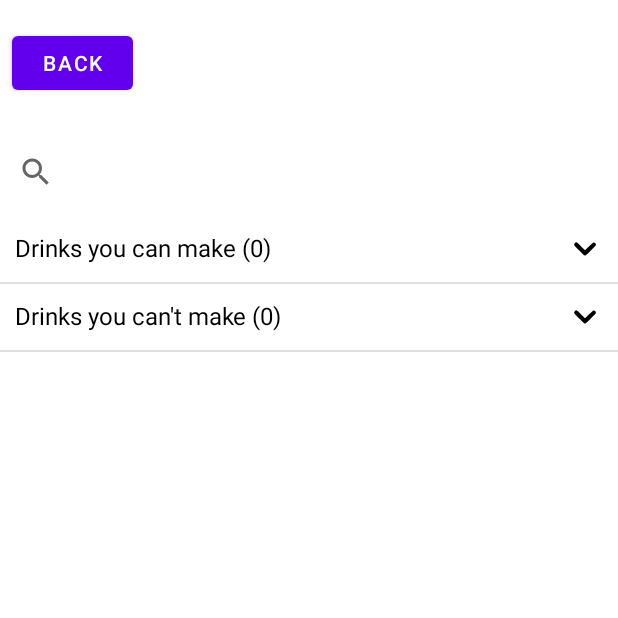
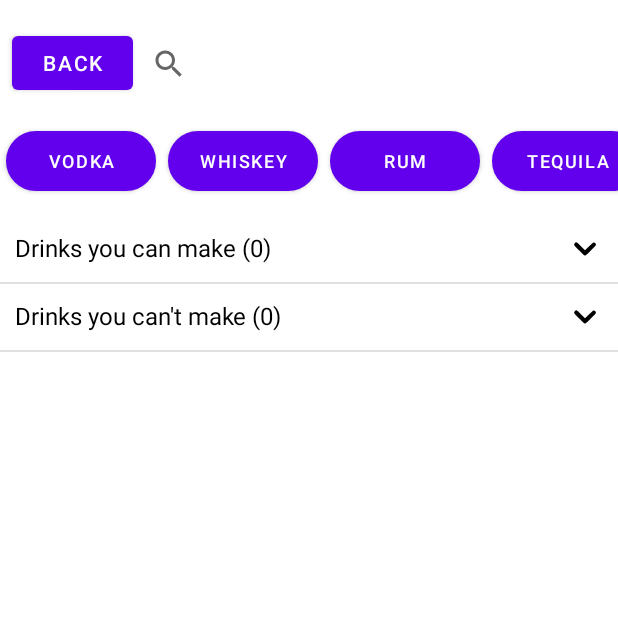
Before and after one commit to noahsb1/Bar-Tender, an Android app: the Inventory screen opened directly, with no data from a screen before it, after a tap on "WHAT CAN I MAKE?", on a phone screen of 412 x 824 dp, the top half of it. Run offline under Robolectric (Android 15) with nearby library versions, the phone set to English and light mode, and no system bars; network calls fail; 17 statements that could not run were skipped.

Commit message:
filter buttons added

```diff
--- a/app/src/main/java/Objects/RowType.java
+++ b/app/src/main/java/Objects/RowType.java
@@ -1,7 +1,7 @@
 package Objects;
 
 public interface RowType {
-    int parentView = 0;
+    int filterBox = 0;
     int normalTextBox = 1;
     int cardView = 2;
     int checkBox = 3;
--- a/app/src/main/java/Screens/DrinkSelect.java
+++ b/app/src/main/java/Screens/DrinkSelect.java
@@ -15,12 +15,14 @@ import androidx.recyclerview.widget.LinearLayoutManager;
 import androidx.recyclerview.widget.RecyclerView;
 import com.example.bartender.R;
 
+import javax.crypto.AEADBadTagException;
 import java.util.ArrayList;
 
 public class DrinkSelect extends AppCompatActivity {
     private ArrayList<MixedDrink> mixedDrinks;
     private ArrayList<String> liquorsInInventoryAsList;
     private ArrayList<String> subcategoriesOfLiquorsInInventoryAsList;
+    private ArrayList<String> categories;
     private ExpandableListView expandableListView;
     private SecondLevelAdapter secondLevelAdapter;
 
@@ -33,9 +35,11 @@ public class DrinkSelect extends AppCompatActivity {
         Button backButton = findViewById(R.id.backButton3);
         SearchView searchView = findViewById(R.id.searchBar);
 
+
         mixedDrinks = (ArrayList<MixedDrink>) extras.get("mixedDrinks");
         liquorsInInventoryAsList = (ArrayList<String>) extras.get("inventoryList");
         subcategoriesOfLiquorsInInventoryAsList = (ArrayList<String>) extras.get("categoryList");
+        categories = (ArrayList<String>) extras.get("categories");
         ArrayList<Integer> rowTypes = new ArrayList<>();
         for (int i = 0; i < mixedDrinks.size(); i++) {
             rowTypes.add(i, 2);
@@ -55,6 +59,7 @@ public class DrinkSelect extends AppCompatActivity {
         });
 
         setUpAdapter();
+        setUpRecycler();
 
         // Define action on back button press
         backButton.setOnClickListener(view -> {
@@ -133,4 +138,24 @@ public class DrinkSelect extends AppCompatActivity {
 
         return mixedDrinks;
     }
+
+    private void setUpRecycler() {
+        RecyclerView recyclerView = findViewById(R.id.filterRecyclerView);
+        LinearLayoutManager mLayoutManager = new LinearLayoutManager(this, LinearLayoutManager.HORIZONTAL, false );
+        recyclerView.setLayoutManager(mLayoutManager);
+
+        ArrayList<String> filters = new ArrayList<>();
+        filters.add("Vodka");
+        filters.add("Whiskey");
+        filters.add("Rum");
+        filters.add("Tequila");
+        filters.add("Liqueur");
+        ArrayList<Integer> rowTypes = new ArrayList<>();
+        for (int j = 0; j < filters.size(); j++) {
+            rowTypes.add(0);
+        }
+
+        BaseRecycleViewAdapter adapter = new BaseRecycleViewAdapter(filters, rowTypes, this);
+        recyclerView.setAdapter(adapter);
+    }
 }
--- a/app/src/main/java/Screens/Inventory.java
+++ b/app/src/main/java/Screens/Inventory.java
@@ -5,7 +5,12 @@ import Utilities.Adapters.ThreeLevelListAdapter;
 import Utilities.GitAccess;
 import Utilities.InternalMemory;
 import Utilities.SetToArrayList;
+import android.annotation.SuppressLint;
 import android.content.Intent;
+import android.content.res.Resources;
+import android.graphics.Bitmap;
+import android.graphics.drawable.BitmapDrawable;
+import android.graphics.drawable.Drawable;
 import android.os.AsyncTask;
 import android.widget.Button;
 import android.widget.ExpandableListView;
@@ -14,6 +19,7 @@ import android.os.Bundle;
 import com.example.bartender.R;
 import android.util.Base64;
 
+import java.io.ByteArrayOutputStream;
 import java.io.IOException;
 import java.util.*;
 
@@ -83,6 +89,7 @@ public class Inventory extends AppCompatActivity {
             intent.putExtra("mixedDrinks", mixedDrinks);
             intent.putExtra("inventoryList", liquorsInInventoryAsList);
             intent.putExtra("categoryList", subcategoriesOfLiquorsInInventoryAsList);
+            intent.putExtra("categories", categories);
             startActivity(intent);
             this.finish();
         });
@@ -108,6 +115,7 @@ public class Inventory extends AppCompatActivity {
             return null;
         }
 
+        @SuppressLint("WrongThread")
         @Override
         protected void onPostExecute(ArrayList<String[]> string) {
             String[] drinks = string.get(0);
@@ -120,7 +128,14 @@ public class Inventory extends AppCompatActivity {
                     mixedDrinks.add(new MixedDrink(temp2[0], temp2[1], temp2[2], temp2[3],
                                                    Base64.decode(temp2[4], Base64.DEFAULT)));
                 } else {
-                    mixedDrinks.add(new MixedDrink(temp2[0], temp2[1], temp2[2], temp2[3], null));
+                    Resources res = getResources();
+                    Drawable d = res.getDrawable(R.drawable.ic_question_mark_desktop_wallpaper_grey_computer_icon__2_);
+                    Bitmap bitmap = ((BitmapDrawable)d).getBitmap();
+                    ByteArrayOutputStream stream = new ByteArrayOutputStream();
+                    bitmap.compress(Bitmap.CompressFormat.JPEG, 100, stream);
+                    byte[] bitmapdata = stream.toByteArray();
+
+                    mixedDrinks.add(new MixedDrink(temp2[0], temp2[1], temp2[2], temp2[3], bitmapdata));
                 }
             }
 
--- a/app/src/main/java/Utilities/Adapters/BaseRecycleViewAdapter.java
+++ b/app/src/main/java/Utilities/Adapters/BaseRecycleViewAdapter.java
@@ -2,21 +2,18 @@ package Utilities.Adapters;
 
 import Objects.MixedDrink;
 import Objects.RowType;
-import Screens.DrinkSelect;
 import Screens.Inventory;
 import android.app.Activity;
 import android.content.Context;
 import android.graphics.Bitmap;
 import android.graphics.BitmapFactory;
+import android.graphics.Color;
 import android.util.DisplayMetrics;
 import android.view.Gravity;
 import android.view.LayoutInflater;
 import android.view.View;
 import android.view.ViewGroup;
-import android.widget.CheckBox;
-import android.widget.ImageView;
-import android.widget.PopupWindow;
-import android.widget.TextView;
+import android.widget.*;
 import androidx.annotation.NonNull;
 import androidx.cardview.widget.CardView;
 import androidx.recyclerview.widget.RecyclerView;
@@ -47,7 +44,9 @@ public class BaseRecycleViewAdapter extends RecyclerView.Adapter<RecyclerView.Vi
             return RowType.checkBox;
         } else if (rowTypes.get(position) == 2) {
             return RowType.cardView;
-        }else {
+        } else if (rowTypes.get(position) == 0) {
+            return RowType.filterBox;
+        } else {
             return -1;
         }
     }
@@ -64,7 +63,10 @@ public class BaseRecycleViewAdapter extends RecyclerView.Adapter<RecyclerView.Vi
         } else if (viewType == 2) {
             View rowItem = LayoutInflater.from(parent.getContext()).inflate(R.layout.recyclerview_cardview, parent, false);
             return new CardViewHolder(rowItem);
-        } else {
+        } else if (viewType == 0) {
+            View rowItem = LayoutInflater.from(parent.getContext()).inflate(R.layout.recyclerview_filterbutton, parent, false);
+            return new FilterButtonViewHolder(rowItem);
+        }else {
             return null;
         }
     }
@@ -125,9 +127,18 @@ public class BaseRecycleViewAdapter extends RecyclerView.Adapter<RecyclerView.Vi
 
                 int width = (int) (screenWidth*.5);
                 int height = (int) (screenHeight*.75);
-                boolean focusable = true; // lets taps outside the popup also dismiss it
+                boolean focusable = true;
                 final PopupWindow popupWindow = new PopupWindow(popupView, width, height, focusable);
                 popupWindow.showAtLocation(popupView, Gravity.CENTER, 0, 0);
+            });
+        } else if (holder instanceof FilterButtonViewHolder) {
+            FilterButtonViewHolder filterButtonViewHolder = (FilterButtonViewHolder) holder;
+            filterButtonViewHolder.button.setBackgroundColor(Color.WHITE);
+            filterButtonViewHolder.button.setText((String) this.children.get(position));
+            filterButtonViewHolder.button.setBackgroundResource(R.drawable.pillbutton_background);
+
+            filterButtonViewHolder.setItemClickListener((v, pos) -> {
+
             });
         }
     }
@@ -142,7 +153,7 @@ public class BaseRecycleViewAdapter extends RecyclerView.Adapter<RecyclerView.Vi
 
         public NormalTextBoxViewHolder(View view) {
             super(view);
-            this.textView = view.findViewById(R.id.textBox);
+            this.textView = view.findViewById(R.id.filterButton);
         }
     }
 
@@ -198,4 +209,29 @@ public class BaseRecycleViewAdapter extends RecyclerView.Adapter<RecyclerView.Vi
             void onItemClick(View v, int pos);
         }
     }
+
+    public static class FilterButtonViewHolder extends RecyclerView.ViewHolder implements View.OnClickListener {
+        private Button button;
+        private View view;
+        private ItemClickListener itemClickListener;
+
+        public FilterButtonViewHolder(View view) {
+            super(view);
+            this.button = view.findViewById(R.id.filterButton);
+            this.button.setOnClickListener(this);
+        }
+
+        public void setItemClickListener(ItemClickListener ic) {
+            this.itemClickListener = ic;
+        }
+
+        @Override
+        public void onClick(View v) {
+            this.itemClickListener.onItemClick(v, getLayoutPosition());
+        }
+
+        public interface ItemClickListener {
+            void onItemClick(View v, int pos);
+        }
+    }
 }
--- /dev/null
+++ b/app/src/main/res/drawable/pillbutton_background.xml
@@ -0,0 +1,17 @@
+<shape xmlns:android="http://schemas.android.com/apk/res/android"
+       android:dither="true"
+       android:shape="rectangle">
+
+    <corners android:radius="30dp" />
+
+    <solid android:color="@color/white" />
+
+    <stroke
+            android:width="1dp"
+            android:color="#ffffff" />
+
+    <size
+            android:width="100dp"
+            android:height="30dp" />
+
+</shape>
--- a/app/src/main/res/layout/activity_drink_select.xml
+++ b/app/src/main/res/layout/activity_drink_select.xml
@@ -20,24 +20,18 @@
                     android:layout_width="0dp"
                     android:layout_height="wrap_content" android:id="@+id/backButton3" android:layout_weight="1"
                     android:layout_marginLeft="8dp"/>
-            <LinearLayout
-                    android:orientation="horizontal"
+            <SearchView
                     android:layout_width="0dp"
-                    android:layout_height="match_parent" android:layout_weight="2">
-            </LinearLayout>
-            <LinearLayout
-                    android:orientation="horizontal"
-                    android:layout_width="0dp"
-                    android:layout_height="match_parent" android:layout_weight="2">
-            </LinearLayout>
+                    android:layout_height="match_parent" android:id="@+id/searchBar" android:layout_weight="4"/>
         </LinearLayout>
         <LinearLayout
                 android:orientation="horizontal"
                 android:layout_width="match_parent"
                 android:layout_height="0dp" android:layout_weight="0.7" android:gravity="center">
-            <SearchView
+            <androidx.recyclerview.widget.RecyclerView
                     android:layout_width="match_parent"
-                    android:layout_height="match_parent" android:id="@+id/searchBar"/>
+                    android:layout_height="match_parent"
+                    android:layout_weight="1" android:id="@+id/filterRecyclerView" android:orientation="horizontal"/>
         </LinearLayout>
         <LinearLayout
                 android:orientation="vertical"
--- /dev/null
+++ b/app/src/main/res/layout/recyclerview_filterbutton.xml
@@ -0,0 +1,18 @@
+<?xml version="1.0" encoding="utf-8"?>
+<LinearLayout xmlns:android="http://schemas.android.com/apk/res/android"
+              xmlns:tools="http://schemas.android.com/tools" android:layout_width="wrap_content"
+              android:layout_height="46dp" tools:ignore="MissingDefaultResource">
+
+    <Button
+            android:layout_width="100dp"
+            android:layout_height="40dp"
+            android:id="@+id/filterButton"
+            android:textColor="#FFFFFF"
+            android:layout_marginLeft="4dp"
+            android:layout_marginRight="4dp"
+            android:layout_gravity="center"
+            android:text="textBox"
+            android:textSize="12sp"
+            android:background="@drawable/pillbutton_background"/>
+
+</LinearLayout>
--- a/app/src/main/res/layout/recyclerview_rowtextbox.xml
+++ b/app/src/main/res/layout/recyclerview_rowtextbox.xml
@@ -6,7 +6,7 @@
     <TextView
             android:layout_width="wrap_content"
             android:layout_height="wrap_content"
-            android:id="@+id/textBox"
+            android:id="@+id/filterButton"
             android:textColor="#000000"
             android:layout_marginLeft="8dp"
             android:layout_gravity="center"
```
